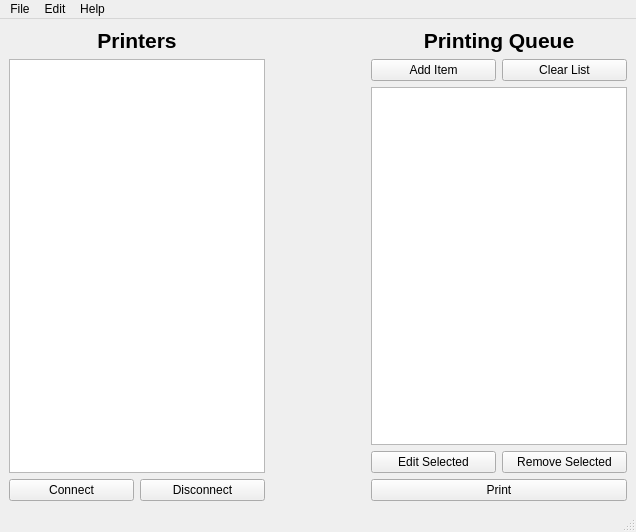
Qt form UIFiles/PrintProgramUI.ui (sciencefreak500/3DPrinterSoftware) before a commit.
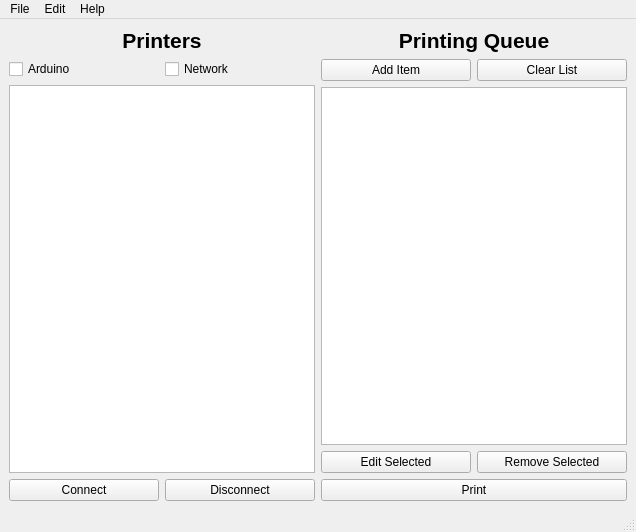
The same form after that commit.

Commit message: arduino control working, two way communication

What changed in the file:
```diff
--- a/UIFiles/PrintProgramUI.ui
+++ b/UIFiles/PrintProgramUI.ui
@@ -38,6 +38,30 @@
           </property>
          </widget>
         </item>
+        <item>
+         <layout class="QHBoxLayout" name="horizontalLayout_6">
+          <item>
+           <widget class="QCheckBox" name="checkArduino">
+            <property name="text">
+             <string>Arduino</string>
+            </property>
+            <property name="checkable">
+             <bool>true</bool>
+            </property>
+           </widget>
+          </item>
+          <item>
+           <widget class="QCheckBox" name="checkNetwork">
+            <property name="text">
+             <string>Network</string>
+            </property>
+            <property name="checkable">
+             <bool>true</bool>
+            </property>
+           </widget>
+          </item>
+         </layout>
+        </item>
         <item>
          <widget class="QListWidget" name="listPrinterList">
           <property name="enabled">
@@ -85,21 +109,7 @@
       <item>
        <layout class="QVBoxLayout" name="vertMiddlePillar">
         <item>
-         <layout class="QHBoxLayout" name="horizontalLayout">
-          <item>
-           <spacer name="horizontalSpacer">
-            <property name="orientation">
-             <enum>Qt::Horizontal</enum>
-            </property>
-            <property name="sizeHint" stdset="0">
-             <size>
-              <width>40</width>
-              <height>20</height>
-             </size>
-            </property>
-           </spacer>
-          </item>
-         </layout>
+         <layout class="QHBoxLayout" name="horizontalLayout"/>
         </item>
        </layout>
       </item>
```
The commit also changes 9 other files.
